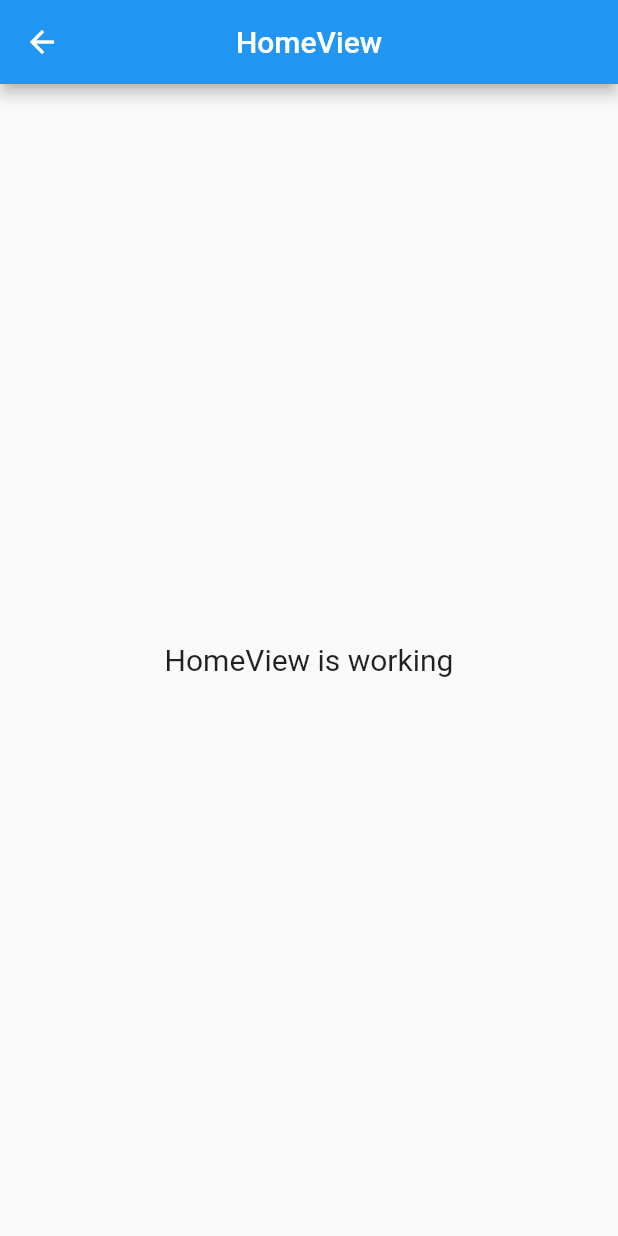
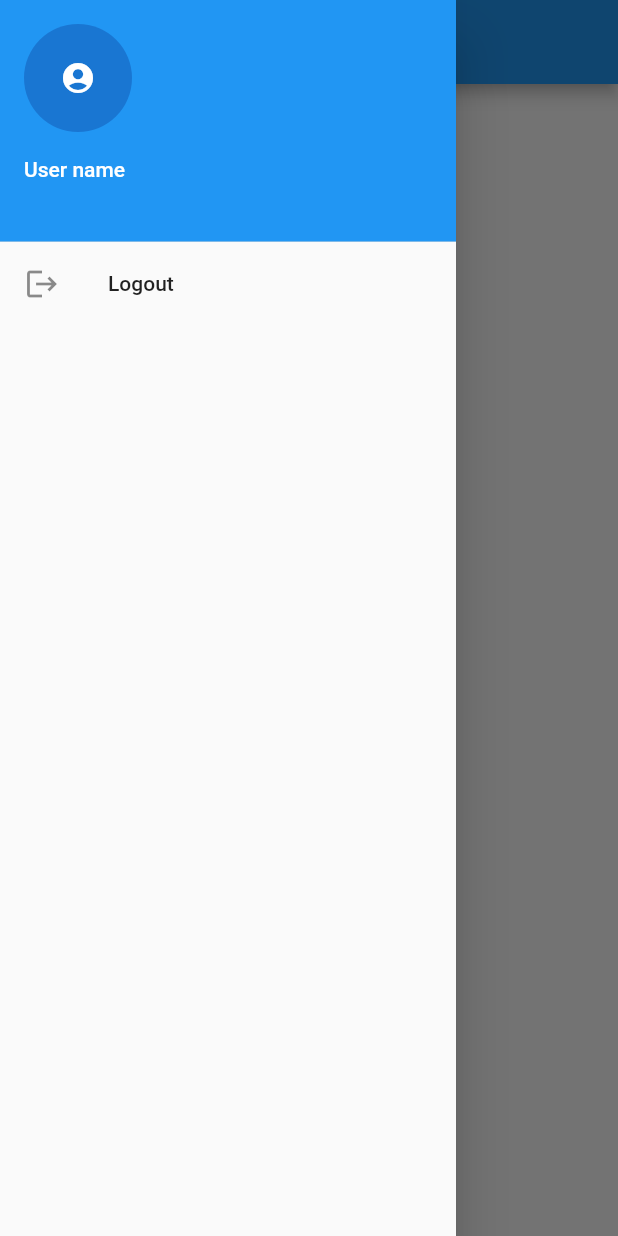
Before and after one commit to Shadiul/shopio, a Flutter app: the HomeView screen opened by its route, with the side drawer open (before the commit the screen has no drawer), on a phone screen of 412 x 824 dp. Run offline on Flutter 3.47's test engine with Material 2 defaults, Android fonts, the light colour scheme and no system bars; our stand-ins replace cloud_firestore, firebase_auth, firebase_core, get, logger; accounts and stored records are empty; statements that could not run were skipped.

Commit message:
logout implementation

```diff
--- a/client/lib/app/data/models/response_model.dart
+++ b/client/lib/app/data/models/response_model.dart
@@ -3,10 +3,16 @@ import '../enums.dart';
 
 class ResponseModel {
   final ResponseStatus status;
+  final String? code;
   final String message;
   final dynamic data;
 
-  ResponseModel({required this.status, required this.message, this.data}) {
+  ResponseModel({
+    required this.status,
+    this.code,
+    required this.message,
+    this.data,
+  }) {
     LogColor color = LogColor.white;
     switch (status) {
       case ResponseStatus.empty:
@@ -22,6 +28,7 @@ class ResponseModel {
         color = LogColor.white;
         break;
     }
-    logColored(message, color: color);
+    if (code != null) logColored(code!, color: color);
+    if (message != null) logColored(message, color: color);
   }
 }
--- a/client/lib/app/modules/home/home_controller.dart
+++ b/client/lib/app/modules/home/home_controller.dart
@@ -1,3 +1,20 @@
 import 'package:get/get.dart';
 
-class HomeController extends GetxController {}
+import '../../data/enums.dart';
+import '../../data/models/response_model.dart';
+import '../../data/models/user_model.dart';
+import '../../data/services/services.dart';
+import '../../routes/app_pages.dart';
+
+class HomeController extends GetxController {
+  final AuthService _authService = Get.find<AuthService>();
+
+  UserModel get user => _authService.user!;
+
+  Future<void> onTapLogout() async {
+    final ResponseModel _response = await _authService.signOut();
+    if (_response.status == ResponseStatus.success) {
+      await Get.offAllNamed(Routes.SPLASH);
+    }
+  }
+}
--- a/client/lib/app/modules/home/home_view.dart
+++ b/client/lib/app/modules/home/home_view.dart
@@ -2,17 +2,21 @@ import 'package:flutter/material.dart';
 import 'package:get/get.dart';
 
 import 'home_controller.dart';
+import 'widgets/drawer_widget.dart';
 
 class HomeView extends GetView<HomeController> {
   const HomeView({Key? key}) : super(key: key);
 
   @override
   Widget build(BuildContext context) {
+    // ThemeData _themeData = Theme.of(context);
+    // TextTheme _textTheme = _themeData.textTheme;
     return Scaffold(
       appBar: AppBar(
         title: const Text('HomeView'),
         centerTitle: true,
       ),
+      drawer: const DrawerWidget(),
       body: const Center(
         child: Text(
           'HomeView is working',
--- /dev/null
+++ b/client/lib/app/modules/home/widgets/drawer_widget.dart
@@ -0,0 +1,40 @@
+import 'package:flutter/material.dart';
+import 'package:get/get.dart';
+
+import '../home_controller.dart';
+
+class DrawerWidget extends GetWidget<HomeController> {
+  const DrawerWidget({Key? key}) : super(key: key);
+
+  @override
+  Widget build(BuildContext context) {
+    // ThemeData _themeData = Theme.of(context);
+    // TextTheme _textTheme = _themeData.textTheme;
+    return Drawer(
+      child: Column(
+        children: [
+          UserAccountsDrawerHeader(
+            accountName: const Text('User name'),
+            accountEmail: Text(controller.user.email),
+            currentAccountPicture: const CircleAvatar(
+              child: Icon(Icons.account_circle),
+            ),
+            margin: EdgeInsets.zero,
+          ),
+          Expanded(
+            child: ListView(
+              padding: EdgeInsets.zero,
+              children: [
+                ListTile(
+                  onTap: controller.onTapLogout,
+                  leading: const Icon(Icons.logout),
+                  title: const Text('Logout'),
+                ),
+              ],
+            ),
+          ),
+        ],
+      ),
+    );
+  }
+}
```
Also changed, not shown: client/lib/app/data/services/auth_service.dart (+53 -27 lines), client/lib/app/modules/sign_in/sign_in_controller.dart (+8 -12 lines), client/lib/app/modules/sign_up/sign_up_controller.dart (+7 -12 lines), client/lib/app/utils/log_colored.dart (+13 -9 lines).
